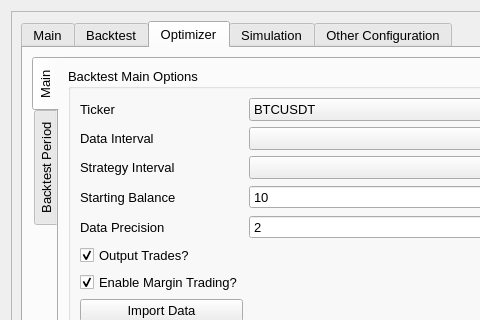
Old version of the form UI/configuration.ui in the repository ZENALC/algobot; both pictures show x 0 to 480 and y 0 to 320 of the 1131 by 776 pixel window.
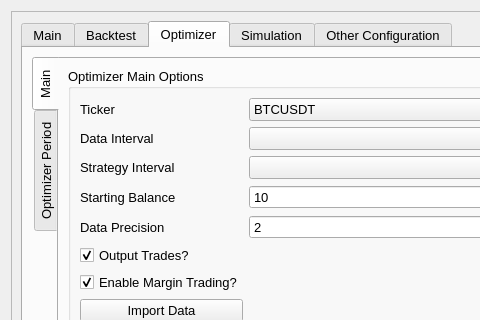
New version of the form. The open tabs and pages were chosen to show the change.

Commit message: renamed optimizer labels and slight refactor

```diff
--- a/UI/configuration.ui
+++ b/UI/configuration.ui
@@ -1028,7 +1028,7 @@
                   </sizepolicy>
                  </property>
                  <property name="title">
-                  <string>Backtest Main Options</string>
+                  <string>Optimizer Main Options</string>
                  </property>
                  <layout class="QGridLayout" name="gridLayout_9">
                   <item row="1" column="0">
@@ -1291,7 +1291,7 @@
              </widget>
              <widget class="QWidget" name="optimizerDateTab">
               <attribute name="title">
-               <string>Backtest Period</string>
+               <string>Optimizer Period</string>
               </attribute>
               <layout class="QVBoxLayout" name="verticalLayout_3">
                <item>
```
Left out of the diff: 2 changed lines with no effect on the pictures. The commit also changes 1 other file.
